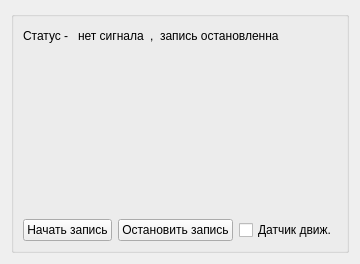
First picture: the form in videostreamview.ui, repository temq09/GrabVideoFromIpCam, before the edit.
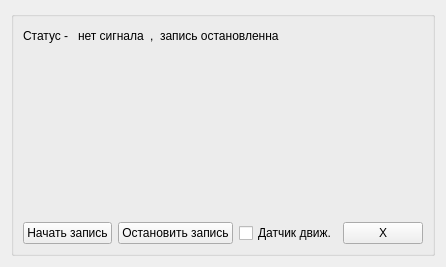
Second picture: the form after the edit.

```diff
--- a/videostreamview.ui
+++ b/videostreamview.ui
@@ -7,7 +7,7 @@
     <x>0</x>
     <y>0</y>
     <width>335</width>
-    <height>264</height>
+    <height>267</height>
    </rect>
   </property>
   <property name="sizePolicy">
@@ -152,6 +152,13 @@
           </property>
          </widget>
         </item>
+        <item>
+         <widget class="QPushButton" name="pb_X">
+          <property name="text">
+           <string>X</string>
+          </property>
+         </widget>
+        </item>
        </layout>
       </item>
      </layout>
```
